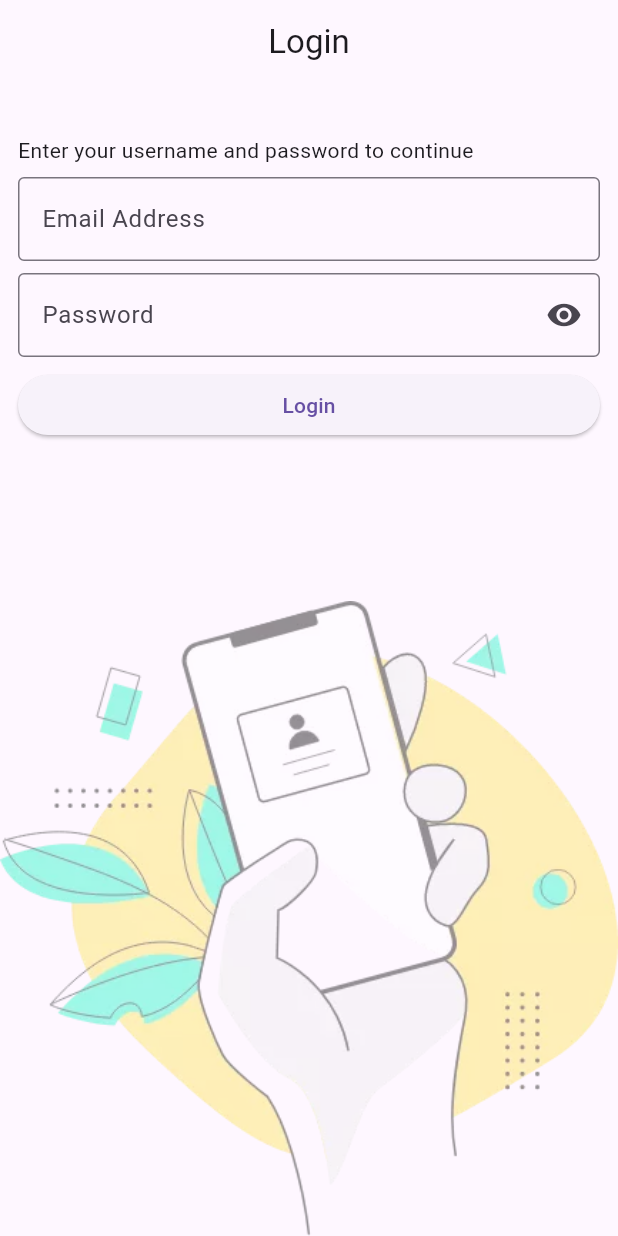
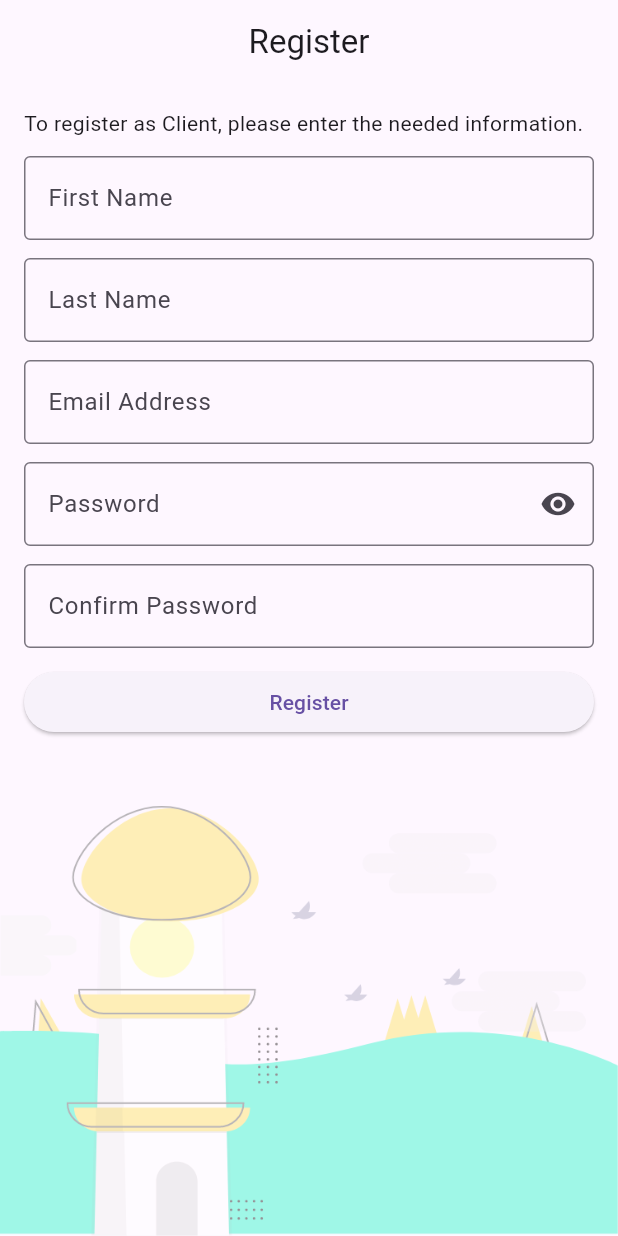
Before and after one commit to arnirie/trace_app_3b_2024, a Flutter app: the screen it shows after launch, on a phone screen of 412 x 824 dp. Run offline on Flutter 3.47's test engine with Material 3 defaults, Android fonts, the phone set to English and light mode, and no system bars; our stand-ins replace cloud_firestore, email_validator, firebase_auth, firebase_core, flutter_easyloading, gap and 1 more; accounts and stored records are empty.

Commit message:
Refactor login screen and update main.dart

```diff
--- a/lib/main.dart
+++ b/lib/main.dart
@@ -1,8 +1,9 @@
+import 'package:firebase_core/firebase_core.dart';
 import 'package:flutter/material.dart';
-import 'package:firebase_core/firebase_core.dart';
 import 'package:flutter_easyloading/flutter_easyloading.dart';
+import 'package:trace_app_3b/screens/register_client.dart';
+import 'firebase_options.dart';
 import 'package:trace_app_3b/screens/login.dart';
-import 'firebase_options.dart';
 
 void main() async {
   WidgetsFlutterBinding.ensureInitialized();
@@ -12,12 +13,12 @@
   runApp(TraceApp());
 }
 
-//!!! TRACE APP
-//! 1) Register both a) client and b) establishment - Firebase Auth
-//DONE 2) Login - Firebase Auth
-// 3) QR Code generation -qr package
-// 4) Scan QR Code-qr
-// 5) Log/trace-Firebase Firestore
+//TRACING APP
+//!1) Register both a) client and b) establishment - Firebase Auth
+//!2) Login a) client and b) establishment - Auth
+//3) QR Code generation - qr package
+//4) Scan QR Code - qr package
+//5) Log/Trace - Firebase Firestore
 
 class TraceApp extends StatelessWidget {
   const TraceApp({super.key});
@@ -26,7 +27,7 @@
   Widget build(BuildContext context) {
     return MaterialApp(
       debugShowCheckedModeBanner: false,
-      home: LoginScreen(),
+      home: RegisterClientScreen(),
       builder: EasyLoading.init(),
     );
   }
--- a/lib/screens/login.dart
+++ b/lib/screens/login.dart
@@ -2,9 +2,9 @@
 import 'package:firebase_auth/firebase_auth.dart';
 import 'package:flutter/cupertino.dart';
 import 'package:flutter/material.dart';
-import 'package:flutter_easyloading/flutter_easyloading.dart';
 import 'package:gap/gap.dart';
 import 'package:trace_app_3b/screens/home.dart';
+import 'package:flutter_easyloading/flutter_easyloading.dart';
 
 class LoginScreen extends StatefulWidget {
   const LoginScreen({super.key});
@@ -15,9 +15,9 @@
 
 class _LoginScreenState extends State<LoginScreen> {
   bool showPassword = true;
+  final formKey = GlobalKey<FormState>();
   final email = TextEditingController();
   final password = TextEditingController();
-  final formKey = GlobalKey<FormState>();
 
   void toggleShowPassword() {
     setState(() {
@@ -26,20 +26,20 @@
   }
 
   void login() async {
+    //validate the form
     if (formKey.currentState!.validate()) {
       //proceed to login
       EasyLoading.show(status: 'Processing...');
       await FirebaseAuth.instance
           .signInWithEmailAndPassword(
               email: email.text, password: password.text)
-          .then((value) {
-        //open HomeScreen
+          .then((user) {
         EasyLoading.dismiss();
         Navigator.of(context).push(
           CupertinoPageRoute(builder: (_) => HomeScreen()),
         );
       }).catchError((error) {
-        print(error);
+        print('ERROR $error');
         EasyLoading.showError('Incorrect Username and/or Password');
       });
     }
@@ -57,8 +57,8 @@
         decoration: const BoxDecoration(
           image: DecorationImage(
             image: AssetImage('assets/images/login_back.webp'),
+            opacity: 0.4,
             alignment: Alignment.bottomCenter,
-            opacity: 0.5,
           ),
         ),
         child: Form(
@@ -67,30 +67,40 @@
             crossAxisAlignment: CrossAxisAlignment.stretch,
             children: [
               const Gap(22),
-              const Text('Enter your username and password to continue'),
-              const Gap(8),
+              const Text('Sign in your account'),
+              const Gap(16),
               TextFormField(
                 controller: email,
+                validator: (value) {
+                  if (value == null || value.isEmpty) {
+                    return 'Required. Please enter an email address';
+                  }
+                  if (!EmailValidator.validate(value)) {
+                    return 'Please enter a valid email address.';
+                  }
+                  return null;
+                },
                 decoration: InputDecoration(
-                  label: const Text('Email Address'),
+                  label: Text('Email Address'),
                   border: OutlineInputBorder(),
                 ),
-                validator: (value) {
-                  if (value == null || value.isEmpty) {
-                    return 'Required. Please enter your email address.';
-                  } //return string - invalid
-                  if (!EmailValidator.validate(value)) {
-                    return 'Please enter a valid email.';
-                  }
-                  return null; //valid
-                },
               ),
-              const Gap(8),
+              const Gap(12),
               TextFormField(
                 controller: password,
                 obscureText: showPassword,
+                validator: (value) {
+                  if (value == null || value.isEmpty) {
+                    return 'Required. Please enter your password';
+                  }
+                  if (value.length <= 5) {
+                    return 'Password shoud be more than 6 characters';
+                  }
+                  return null;
+                },
+                // maxLength: 8,
                 decoration: InputDecoration(
-                  label: const Text('Password'),
+                  label: Text('Password'),
                   border: OutlineInputBorder(),
                   suffixIcon: IconButton(
                     onPressed: toggleShowPassword,
@@ -98,17 +108,11 @@
                         showPassword ? Icons.visibility : Icons.visibility_off),
                   ),
                 ),
-                validator: (value) {
-                  if (value == null || value.isEmpty) {
-                    return 'Required. Please enter your password.';
-                  } //return string - invalid
-                  return null; //valid
-                },
               ),
-              const Gap(8),
+              const Gap(12),
               ElevatedButton(
                 onPressed: login,
-                child: Text('Login'),
+                child: const Text('Login'),
               ),
             ],
           ),
--- /dev/null
+++ b/lib/screens/register_client.dart
@@ -0,0 +1,212 @@
+import 'package:cloud_firestore/cloud_firestore.dart';
+import 'package:email_validator/email_validator.dart';
+import 'package:firebase_auth/firebase_auth.dart';
+import 'package:flutter/material.dart';
+import 'package:gap/gap.dart';
+import 'package:quickalert/quickalert.dart';
+
+class RegisterClientScreen extends StatefulWidget {
+  const RegisterClientScreen({super.key});
+
+  @override
+  State<RegisterClientScreen> createState() => _RegisterClientScreenState();
+}
+
+class _RegisterClientScreenState extends State<RegisterClientScreen> {
+  final formKey = GlobalKey<FormState>();
+  final firstName = TextEditingController();
+  final lastName = TextEditingController();
+  final email = TextEditingController();
+  final password = TextEditingController();
+  final confirmPassword = TextEditingController();
+  bool showPassword = true;
+
+  @override
+  Widget build(BuildContext context) {
+    return Scaffold(
+      appBar: AppBar(
+        title: const Text('Register'),
+        centerTitle: true,
+      ),
+      body: Container(
+        height: double.infinity,
+        padding: const EdgeInsets.all(16),
+        decoration: const BoxDecoration(
+          image: DecorationImage(
+            image: AssetImage('assets/images/background.png'),
+            alignment: Alignment.bottomCenter,
+            opacity: 0.5,
+          ),
+        ),
+        child: Form(
+          key: formKey,
+          child: SingleChildScrollView(
+            child: Column(
+              crossAxisAlignment: CrossAxisAlignment.stretch,
+              children: [
+                const Text(
+                    'To register as Client, please enter the needed information.'),
+                const Gap(12),
+                TextFormField(
+                  controller: firstName,
+                  decoration: setTextDecoration('First Name'),
+                  validator: (value) {
+                    if (value == null || value.isEmpty) {
+                      return 'Required.';
+                    }
+                  },
+                ),
+                const Gap(12),
+                TextFormField(
+                  controller: lastName,
+                  decoration: setTextDecoration('Last Name'),
+                  validator: (value) {
+                    if (value == null || value.isEmpty) {
+                      return 'Required';
+                    }
+                  },
+                ),
+                const Gap(12),
+                TextFormField(
+                  controller: email,
+                  decoration: setTextDecoration('Email Address'),
+                  validator: (value) {
+                    if (value == null || value.isEmpty) {
+                      return 'Required.';
+                    }
+                    if (!EmailValidator.validate(value)) {
+                      return 'Invalid email';
+                    }
+                  },
+                ),
+                const Gap(12),
+                TextFormField(
+                  obscureText: showPassword,
+                  controller: password,
+                  decoration: setTextDecoration('Password', isPassword: true),
+                  validator: (value) {
+                    if (value == null || value.isEmpty) {
+                      return 'Required.';
+                    }
+                    // if (value.length < 7) {
+                    //   return 'Password should be more than 6 characters.';
+                    // }
+                  },
+                ),
+                const Gap(12),
+                TextFormField(
+                  obscureText: showPassword,
+                  controller: confirmPassword,
+                  decoration: setTextDecoration('Confirm Password'),
+                  validator: (value) {
+                    if (value == null || value.isEmpty) {
+                      return 'Required.';
+                    }
+                    // if (value.length < 7) {
+                    //   return 'Password should be more than 6 characters.';
+                    // }
+                    if (password.text != value) {
+                      return 'Passwords do not match.';
+                    }
+                  },
+                ),
+                const Gap(12),
+                ElevatedButton(
+                  onPressed: register,
+                  child: const Text('Register'),
+                ),
+              ],
+            ),
+          ),
+        ),
+      ),
+    );
+  }
+
+  InputDecoration setTextDecoration(String name, {bool isPassword = false}) {
+    return InputDecoration(
+      border: const OutlineInputBorder(),
+      label: Text(name),
+      suffixIcon: isPassword
+          ? IconButton(
+              onPressed: toggleShowPassword,
+              icon: Icon(
+                showPassword ? Icons.visibility : Icons.visibility_off,
+              ),
+            )
+          : null,
+    );
+  }
+
+  void register() {
+    //validate
+    if (!formKey.currentState!.validate()) {
+      return;
+    }
+    //confirm to the user
+    QuickAlert.show(
+      context: context,
+      type: QuickAlertType.confirm,
+      // text: 'sample',
+      title: 'Are you sure?',
+      confirmBtnText: 'YES',
+      cancelBtnText: 'No',
+      onConfirmBtnTap: () {
+        //register in firebase auth
+        Navigator.of(context).pop();
+        registerClient();
+      },
+    );
+  }
+
+  void registerClient() async {
+    try {
+      QuickAlert.show(
+        context: context,
+        type: QuickAlertType.loading,
+        title: 'Loading',
+        text: 'Registering your account',
+      );
+      UserCredential userCredential = await FirebaseAuth.instance
+          .createUserWithEmailAndPassword(
+              email: email.text, password: password.text);
+      //firestore add document
+      String user_id = userCredential.user!.uid;
+      await FirebaseFirestore.instance.collection('clients').doc(user_id).set({
+        'firstname': firstName.text,
+        'lastname': lastName.text,
+        'email': email.text,
+      });
+      // .add({
+      //   'firstname': firstName.text,
+      //   'lastname': lastName.text,
+      //   'email': email.text,
+      // });
+      Navigator.of(context).pop();
+    } on FirebaseAuthException catch (ex) {
+      Navigator.of(context).pop();
+      var errorTitle = '';
+      var errorText = '';
+      if (ex.code == 'weak-password') {
+        errorText = 'Please enter a password with more than 6 characters';
+        errorTitle = 'Weak Password';
+      } else if (ex.code == 'email-already-in-use') {
+        errorText = 'Password is already registered';
+        errorTitle = 'Please enter a new email.';
+      }
+
+      QuickAlert.show(
+        context: context,
+        type: QuickAlertType.error,
+        title: errorTitle,
+        text: errorText,
+      );
+    }
+  }
+
+  void toggleShowPassword() {
+    setState(() {
+      showPassword = !showPassword;
+    });
+  }
+}
```
Also changed, not shown: lib/screens/register_establishment.dart (added).
